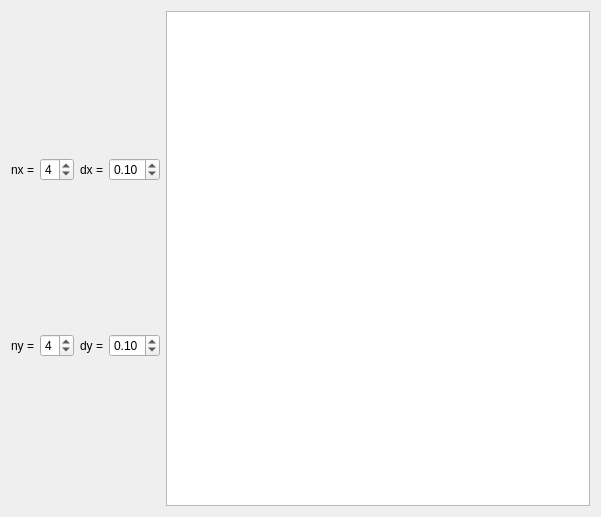
Before: the Qt Designer form test_4/widget.ui in neoferrum/StreamVis, drawn with Qt 5.
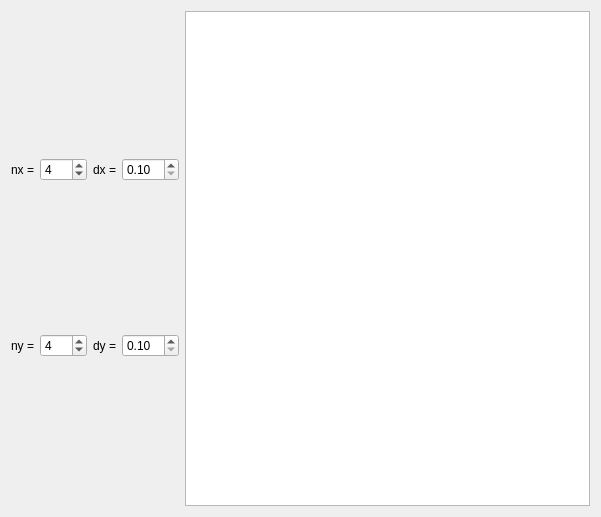
After: the same form once the commit is applied.

Commit message: spinboxes signals connected

Patch:
```diff
--- a/test_4/widget.ui
+++ b/test_4/widget.ui
@@ -52,8 +52,11 @@
            <verstretch>0</verstretch>
           </sizepolicy>
          </property>
+         <property name="minimum">
+          <number>1</number>
+         </property>
          <property name="maximum">
-          <number>6</number>
+          <number>100</number>
          </property>
          <property name="value">
           <number>4</number>
@@ -68,8 +71,11 @@
            <verstretch>0</verstretch>
           </sizepolicy>
          </property>
+         <property name="minimum">
+          <number>1</number>
+         </property>
          <property name="maximum">
-          <number>6</number>
+          <number>100</number>
          </property>
          <property name="value">
           <number>4</number>
@@ -110,8 +116,11 @@
            <verstretch>0</verstretch>
           </sizepolicy>
          </property>
+         <property name="minimum">
+          <double>0.100000000000000</double>
+         </property>
          <property name="maximum">
-          <double>1.000000000000000</double>
+          <double>10.000000000000000</double>
          </property>
          <property name="singleStep">
           <double>0.050000000000000</double>
@@ -142,8 +151,11 @@
            <verstretch>0</verstretch>
           </sizepolicy>
          </property>
+         <property name="minimum">
+          <double>0.100000000000000</double>
+         </property>
          <property name="maximum">
-          <double>1.000000000000000</double>
+          <double>10.000000000000000</double>
          </property>
          <property name="singleStep">
           <double>0.050000000000000</double>
```
Left out of the diff: 4 changed lines with no effect on the pictures. The commit also changes 2 other files.
